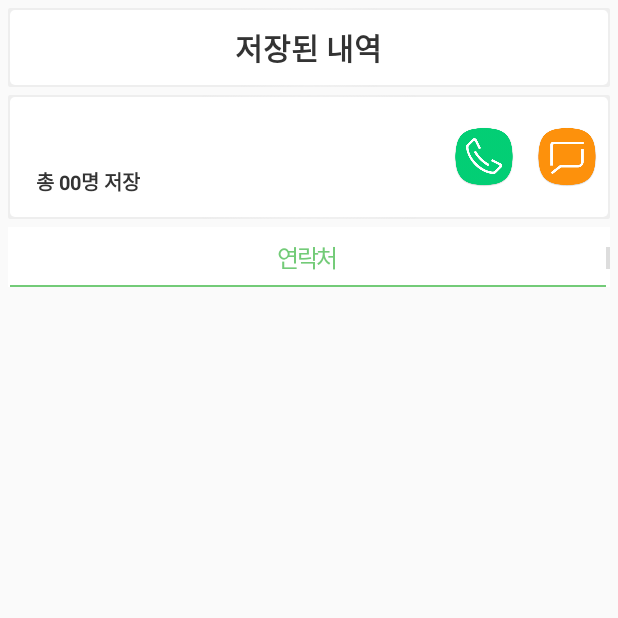
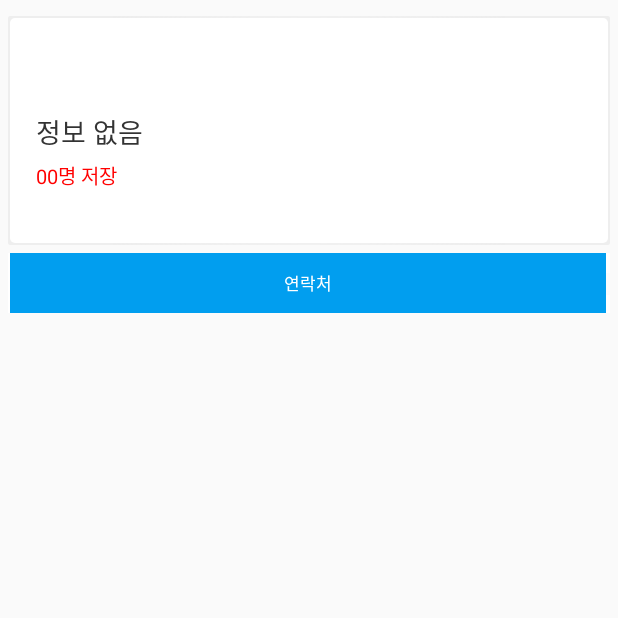
Before and after one commit to hyuni106/Phonebook, an Android app: the SearchActivity screen opened directly, with no data from a screen before it, after a tap on "연락처", on a phone screen of 412 x 824 dp, the top half of it. Run offline under Robolectric (Android 15) with nearby library versions, the light colour scheme and no system bars; 2 statements that could not run were skipped.

Commit message:
new design
tap style change

```diff
--- a/app/src/main/java/kr/search/phonebook/SearchActivity.java
+++ b/app/src/main/java/kr/search/phonebook/SearchActivity.java
@@ -72,12 +72,12 @@ public class SearchActivity extends BaseActivity {
             @Override
             public void onClick(View v) {
 
-                lineSearchTab1.setBackgroundColor(getResources().getColor(R.color.new_green));
-                lineSearchTab2.setBackgroundColor(getResources().getColor(R.color.light_gray));
-                lineSearchTab3.setBackgroundColor(getResources().getColor(R.color.light_gray));
-                txtvSearchTab1.setTextColor(getResources().getColor(R.color.new_green));
-                txtvSearchTab2.setTextColor(getResources().getColor(R.color.light_gray));
-                txtvSearchTab3.setTextColor(getResources().getColor(R.color.light_gray));
+                frameSearchTab1.setBackgroundColor(getResources().getColor(R.color.new_blue));
+                frameSearchTab2.setBackgroundColor(getResources().getColor(R.color.white));
+                frameSearchTab3.setBackgroundColor(getResources().getColor(R.color.white));
+                txtvSearchTab1.setTextColor(getResources().getColor(R.color.white));
+                txtvSearchTab2.setTextColor(getResources().getColor(R.color.text_color_light_gray));
+                txtvSearchTab3.setTextColor(getResources().getColor(R.color.text_color_light_gray));
 
                 if (contactList.size() > 0) {
                     txtvSearchCount.setText(String.format(Locale.KOREA, "연락처 저장 %d명", contactList.size()));
@@ -93,12 +93,12 @@ public class SearchActivity extends BaseActivity {
             @SuppressLint("ResourceType")
             @Override
             public void onClick(View v) {
-                lineSearchTab2.setBackgroundColor(getResources().getColor(R.color.new_green));
-                lineSearchTab1.setBackgroundColor(getResources().getColor(R.color.light_gray));
-                lineSearchTab3.setBackgroundColor(getResources().getColor(R.color.light_gray));
-                txtvSearchTab2.setTextColor(getResources().getColor(R.color.new_green));
-                txtvSearchTab1.setTextColor(getResources().getColor(R.color.light_gray));
-                txtvSearchTab3.setTextColor(getResources().getColor(R.color.light_gray));
+                frameSearchTab2.setBackgroundColor(getResources().getColor(R.color.new_blue));
+                frameSearchTab1.setBackgroundColor(getResources().getColor(R.color.white));
+                frameSearchTab3.setBackgroundColor(getResources().getColor(R.color.white));
+                txtvSearchTab2.setTextColor(getResources().getColor(R.color.white));
+                txtvSearchTab1.setTextColor(getResources().getColor(R.color.text_color_light_gray));
+                txtvSearchTab3.setTextColor(getResources().getColor(R.color.text_color_light_gray));
 
                 if (callLogList.size() > 0) {
                     txtvSearchCount.setText(String.format(Locale.KOREA, "수신 %d건, 발신 %d건, 부재중 %d건, 알수없음 %d건", incoming, outcalling, miss, unknown));
@@ -114,12 +114,12 @@ public class SearchActivity extends BaseActivity {
             @SuppressLint("ResourceType")
             @Override
             public void onClick(View v) {
-                lineSearchTab3.setBackgroundColor(getResources().getColor(R.color.new_green));
-                lineSearchTab2.setBackgroundColor(getResources().getColor(R.color.light_gray));
-                lineSearchTab1.setBackgroundColor(getResources().getColor(R.color.light_gray));
-                txtvSearchTab3.setTextColor(getResources().getColor(R.color.new_green));
-                txtvSearchTab2.setTextColor(getResources().getColor(R.color.light_gray));
-                txtvSearchTab1.setTextColor(getResources().getColor(R.color.light_gray));
+                frameSearchTab3.setBackgroundColor(getResources().getColor(R.color.new_blue));
+                frameSearchTab2.setBackgroundColor(getResources().getColor(R.color.white));
+                frameSearchTab1.setBackgroundColor(getResources().getColor(R.color.white));
+                txtvSearchTab3.setTextColor(getResources().getColor(R.color.white));
+                txtvSearchTab2.setTextColor(getResources().getColor(R.color.text_color_light_gray));
+                txtvSearchTab1.setTextColor(getResources().getColor(R.color.text_color_light_gray));
 
                 if (messagesList.size() > 0) {
                     txtvSearchCount.setText(String.format(Locale.KOREA, "문자메시지 %d건", messagesList.size()));
@@ -146,6 +146,13 @@ public class SearchActivity extends BaseActivity {
             frameSearchTab3.setVisibility(View.GONE);
         }
 
+        frameSearchTab1.setBackgroundColor(getResources().getColor(R.color.new_blue));
+        frameSearchTab2.setBackgroundColor(getResources().getColor(R.color.white));
+        frameSearchTab3.setBackgroundColor(getResources().getColor(R.color.white));
+        txtvSearchTab1.setTextColor(getResources().getColor(R.color.white));
+        txtvSearchTab2.setTextColor(getResources().getColor(R.color.new_blue));
+        txtvSearchTab3.setTextColor(getResources().getColor(R.color.new_blue));
+
         txtvSearchPhone.setText(AppUtils.makePhoneNumber(search.getNum()));
         getSearchContact();
     }
@@ -170,8 +177,8 @@ public class SearchActivity extends BaseActivity {
                                 txtvSearchShopName.setText(contactList.get(contactList.size() - 1).getName());
                                 search.setShop_name(contactList.get(contactList.size() - 1).getShop_name());
                             } else {
-                                txtvSearchShopName.setText("저장 내역 없음");
-                                search.setShop_name("저장 내역 없음");
+                                txtvSearchShopName.setText("정보 없음");
+                                search.setShop_name("정보 없음");
                             }
                             search.setCount(contactList.size());
                             search.setName(txtvSearchShopName.getText().toString());
--- a/app/src/main/res/layout/activity_search.xml
+++ b/app/src/main/res/layout/activity_search.xml
@@ -15,6 +15,7 @@
         android:orientation="vertical">
 
         <LinearLayout
+            android:visibility="gone"
             android:gravity="center"
             android:layout_width="match_parent"
             android:layout_height="50dp"
@@ -26,7 +27,7 @@
             android:orientation="vertical"
             android:padding="0dp">
 
-            <TextView
+            <!--<TextView-->
                 android:id="@+id/txtvSearchShopName"
                 android:layout_width="wrap_content"
                 android:layout_height="wrap_content"
@@ -49,7 +50,7 @@
         <LinearLayout
             android:gravity="center|left"
             android:layout_width="match_parent"
-            android:layout_height="80dp"
+            android:layout_height="150dp"
             android:layout_marginLeft="1dp"
             android:layout_marginTop="1dp"
             android:layout_marginRight="1dp"
@@ -73,20 +74,27 @@
                         android:id="@+id/txtvSearchPhone"
                         android:layout_width="wrap_content"
                         android:layout_height="wrap_content"
-                        android:textStyle="bold"
-                        android:textColor="@color/new_green"
-                        android:textSize="20dp"
+                        android:textColor="#333333"
+                        android:textSize="20sp"
                         android:text="010-1234-1234"/>
+
+                    <TextView
+                        android:id="@+id/txtvSearchShopName"
+                        android:layout_width="wrap_content"
+                        android:layout_height="wrap_content"
+                        android:textColor="#333333"
+                        android:textSize="18sp"
+                        android:text="정보 없음"/>
+
 
                     <TextView
                         android:id="@+id/txtvSearchCount"
                         android:layout_marginTop="5dp"
                         android:layout_width="wrap_content"
                         android:layout_height="wrap_content"
-                        android:textStyle="bold"
-                        android:textColor="#333333"
-                        android:textSize="13dp"
-                        android:text="총 00명 저장"/>
+                        android:textColor="#FF0000"
+                        android:textSize="13sp"
+                        android:text="00명 저장"/>
 
 
                 </LinearLayout>
@@ -98,6 +106,7 @@
                     android:layout_weight="1"/>
 
                 <LinearLayout
+                    android:visibility="gone"
                     android:gravity="center"
                     android:layout_width="wrap_content"
                     android:layout_height="match_parent"
@@ -191,12 +200,12 @@
                 android:layout_width="wrap_content"
                 android:layout_height="wrap_content"
                 android:text="연락처"
-                android:textSize="16sp"
-                android:letterSpacing="-0.1"
-                android:textColor="@color/new_green"
+                android:textSize="11sp"
+                android:textColor="@color/new_blue"
                 android:layout_gravity="center"/>
 
             <TextView
+                android:visibility="gone"
                 android:id="@+id/lineSearchTab1"
                 android:layout_width="match_parent"
                 android:layout_height="1dp"
@@ -206,11 +215,11 @@
         </FrameLayout>
 
         <TextView
-            android:layout_width="1dp"
+            android:layout_width="1sp"
             android:layout_height="match_parent"
             android:layout_marginTop="13dp"
             android:layout_marginBottom="12dp"
-            android:background="#dddddd"/>
+            android:background="#FCFCFC"/>
 
         <FrameLayout
             android:layout_marginLeft="1dp"
@@ -225,12 +234,12 @@
                 android:layout_width="wrap_content"
                 android:layout_height="wrap_content"
                 android:text="통화기록"
-                android:textSize="16sp"
-                android:letterSpacing="-0.1"
-                android:textColor="#dddddd"
+                android:textSize="11sp"
+                android:textColor="@color/new_blue"
                 android:layout_gravity="center"/>
 
             <TextView
+                android:visibility="gone"
                 android:id="@+id/lineSearchTab2"
                 android:layout_width="match_parent"
                 android:layout_height="1dp"
@@ -244,7 +253,7 @@
             android:layout_height="match_parent"
             android:layout_marginTop="13dp"
             android:layout_marginBottom="12dp"
-            android:background="#dddddd"/>
+            android:background="#FCFCFC"/>
 
         <FrameLayout
             android:layout_marginRight="1dp"
@@ -258,12 +267,12 @@
                 android:layout_width="wrap_content"
                 android:layout_height="wrap_content"
                 android:text="메시지"
-                android:textSize="16sp"
-                android:letterSpacing="-0.1"
-                android:textColor="#dddddd"
+                android:textSize="11sp"
+                android:textColor="@color/new_blue"
                 android:layout_gravity="center"/>
 
             <TextView
+                android:visibility="gone"
                 android:id="@+id/lineSearchTab3"
                 android:layout_width="match_parent"
                 android:layout_height="1dp"
--- a/app/src/main/res/values/colors.xml
+++ b/app/src/main/res/values/colors.xml
@@ -22,4 +22,6 @@
     <color name="green">#4B8477</color>
     <color name="blue">#3880c9</color>
     <color name="new_green">#73CB78</color>
+
+    <color name="new_blue">#019eef</color>
 </resources>
```
